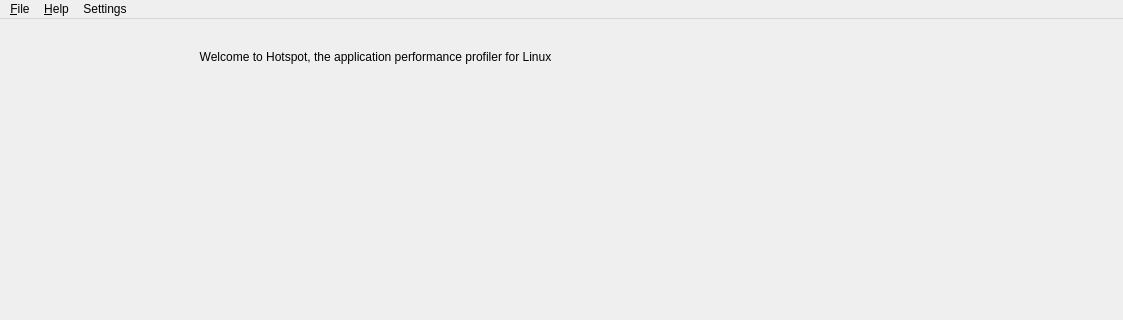
Qt form src/mainwindow.ui (KDAB/hotspot) before a commit; both pictures show x 0 to 1123 and y 0 to 320 of the 1123 by 769 pixel window.
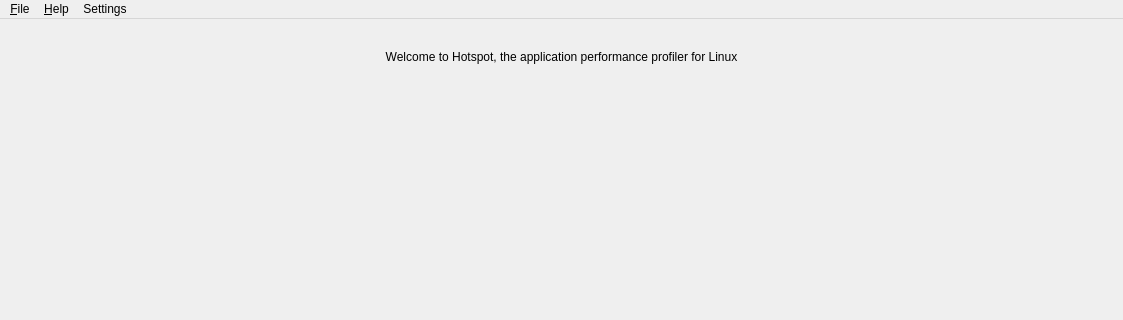
The same form after that commit. The open tabs and pages were chosen to show the change. Icons and pictures are not drawn. Custom widgets are drawn as their Qt base class.

Commit message: Properly center the hotspot logo and title

The edit to the form file:
```diff
--- a/src/mainwindow.ui
+++ b/src/mainwindow.ui
@@ -57,12 +57,6 @@
        <layout class="QVBoxLayout" name="verticalLayout_9">
         <item>
          <widget class="QLabel" name="hotspotLogo">
-          <property name="maximumSize">
-           <size>
-            <width>729</width>
-            <height>16777215</height>
-           </size>
-          </property>
           <property name="text">
            <string/>
           </property>
@@ -82,12 +76,6 @@
             <verstretch>0</verstretch>
            </sizepolicy>
           </property>
-          <property name="maximumSize">
-           <size>
-            <width>729</width>
-            <height>16777215</height>
-           </size>
-          </property>
           <property name="text">
            <string>Welcome to Hotspot, the application performance profiler for Linux</string>
           </property>
```
